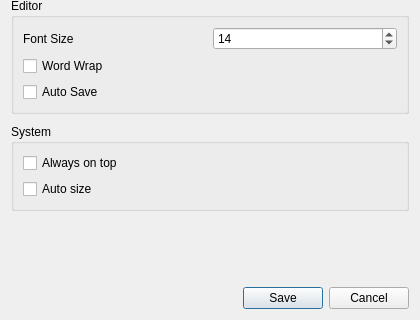
Above: src/UI/preferences.ui from kubaj510/QNotes before the change; both pictures show x 0 to 420 and y 142 to 462 of the 420 by 462 pixel window. Below: the same form after it.
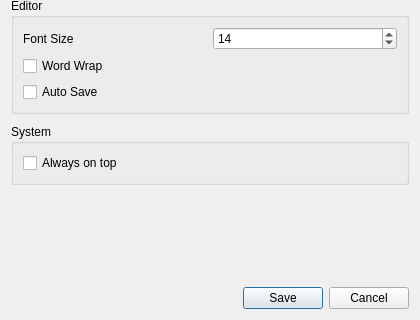
That is the form after the change.

Commit message: delete auto size option from preferences window

```diff
--- a/src/UI/preferences.ui
+++ b/src/UI/preferences.ui
@@ -162,13 +162,6 @@
         </property>
        </widget>
       </item>
-      <item>
-       <widget class="QCheckBox" name="autoSizeCheck">
-        <property name="text">
-         <string>Auto size</string>
-        </property>
-       </widget>
-      </item>
      </layout>
     </widget>
    </item>
```
